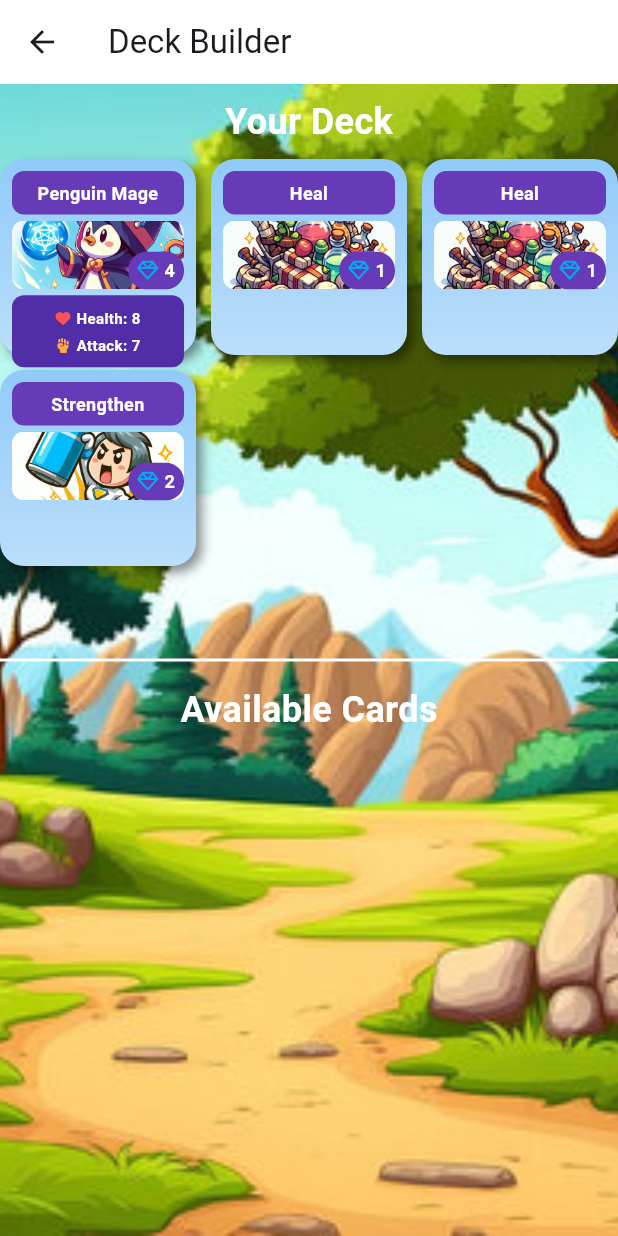
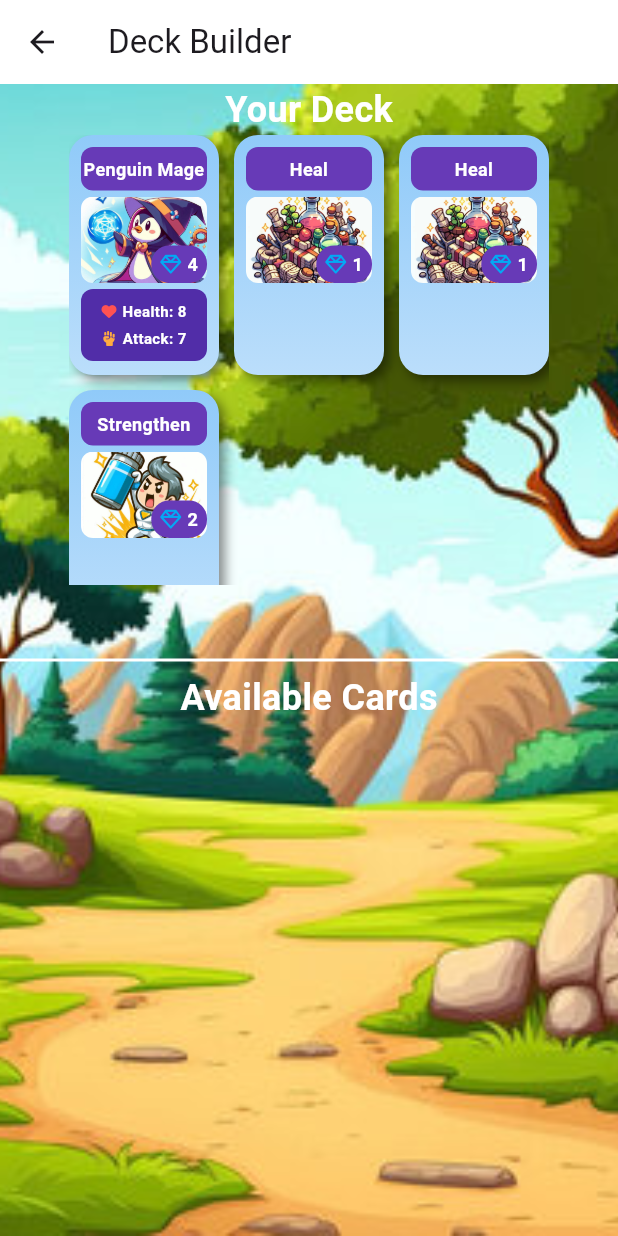
Before and after one commit to DaanJanssen12/CardBattleGame, a Flutter app: the screen it shows after launch, after a tap on an icon or button, on a phone screen of 412 x 824 dp. Run offline on Flutter 3.47's test engine with Material 3 defaults, Android fonts, the phone set to English and light mode, and no system bars; our stand-ins replace audioplayers, font_awesome_flutter; accounts and stored records are empty.

Commit message:
Deckbuilder getting there

```diff
--- a/card_battle_game/assets/user_data.json
+++ b/card_battle_game/assets/user_data.json
@@ -7,5 +7,9 @@
             "upgrade_heal",
             "upgrade_strengthen"
         ]
-    }
+    },
+    "otherCards":[
+        "monster_fire_dog",
+        "upgrade_strengthen"
+    ]
 }
--- a/card_battle_game/lib/models/user_storage.dart
+++ b/card_battle_game/lib/models/user_storage.dart
@@ -54,11 +54,15 @@
 class UserData {
   late Deck deck;
   late String name;
+  late List<String> cards;
   UserData();
   factory UserData.fromJson(Map<String, dynamic> json) {
     var data = UserData();
     data.name = json['name'];
     data.deck = Deck.fromJson(json['deck']);
+    data.cards = json['cards'] != null
+        ? (json['cards'] as List<dynamic>).map((m) => m.toString()).toList()
+        : [];
     return data;
   }
 
@@ -73,6 +77,11 @@
     var player = Player(name: name);
     player.deck = await deck.asDeck();
     return player;
+  }
+
+  Future<List<GameCard>> availableCards() async{
+    var availableCards = await CardDatabase.getCards(cards);
+    return availableCards;
   }
 }
 
--- a/card_battle_game/lib/screens/deck_builder_screen.dart
+++ b/card_battle_game/lib/screens/deck_builder_screen.dart
@@ -1,5 +1,6 @@
 import 'package:card_battle_game/models/card.dart';
 import 'package:card_battle_game/models/user_storage.dart';
+import 'package:card_battle_game/widgets/card_details_dialog.dart';
 import 'package:flutter/material.dart';
 import 'package:card_battle_game/widgets/card_widget.dart'; // Your existing card widget
 
@@ -23,7 +24,18 @@
 
   void _loadData() async {
     deck = await widget.userData.deck.asDeck();
+    availableCards = await widget.userData.availableCards();
     setState(() {});
+  }
+
+  void showCardDetails(GameCard card) {
+    showDialog(
+      context: context,
+      barrierDismissible: true, // Allows dismiss by tapping outside
+      builder: (BuildContext context) {
+        return CardDetailsDialog(card: card);
+      },
+    );
   }
 
   @override
@@ -31,7 +43,7 @@
     return Scaffold(
       appBar: AppBar(
         title: Text("Deck Builder"),
-        backgroundColor: Colors.white,  // Change to suit your design
+        backgroundColor: Colors.white, // Change to suit your design
       ),
       body: Stack(
         fit: StackFit.expand,
@@ -76,7 +88,8 @@
                     });
                   },
                   builder: (context, candidateData, rejectedData) {
-                    return _buildCardList(availableCards, "Available Cards", false);
+                    return _buildCardList(
+                        availableCards, "Available Cards", false);
                   },
                 ),
               ),
@@ -91,54 +104,52 @@
     return Column(
       children: [
         Padding(
-          padding: const EdgeInsets.all(8.0),
+          padding: const EdgeInsets.fromLTRB(8.0, 0, 8.0, 0),
           child: Text(
             title,
-            style: TextStyle(fontSize: 24, fontWeight: FontWeight.bold, color: Colors.white),
+            style: TextStyle(
+                fontSize: 24, fontWeight: FontWeight.bold, color: Colors.white),
           ),
         ),
-        // Wrap the GridView with Expanded to provide it a bounded height
-        Expanded(
-          child: LayoutBuilder(
-            builder: (context, constraints) {
-              // Calculate the width of each card based on screen width and 3 items per row
-              double cardWidth = (constraints.maxWidth - 40) / 3; // Subtract 40 for spacing
-              double cardHeight = cardWidth * 1.5; // Height scales proportionally based on width
-
-              return GridView.builder(
-                gridDelegate: SliverGridDelegateWithFixedCrossAxisCount(
-                  crossAxisCount: 3, // 3 items per row
-                  crossAxisSpacing: 10, // Space between the cards horizontally
-                  mainAxisSpacing: 10,  // Space between the cards vertically
-                ),
-                itemCount: cards.length,
-                itemBuilder: (context, index) {
+        // Set a fixed height for each section (deck or available cards)
+        Container(
+          height: 300, // Fixed height for each section (change as needed)
+          child: SingleChildScrollView(
+            child: Wrap(
+              spacing: 10, // Horizontal space between cards
+              runSpacing: 10, // Vertical space between rows
+              children: cards.map((card) {
                 return Draggable<GameCard>(
-                    data: cards[index],
+                  data: card,
                   feedback: Material(
                     child: SizedBox(
-                        width: cardWidth,
-                        height: cardHeight,
-                        child: CardWidget(card: cards[index]),
+                      width: 100, // Fixed width for the card
+                      height: 160, // Fixed height for the card
+                      child: CardWidget(
+                        card: card,
+                        onTap: () => showCardDetails(card),
+                      ),
                     ),
                   ),
                   childWhenDragging: Opacity(
                     opacity: 0.5,
                     child: SizedBox(
-                        width: cardWidth,
-                        height: cardHeight,
-                        child: CardWidget(card: cards[index]),
+                      width: 100,
+                      height: 160,
+                      child: CardWidget(card: card),
                     ),
                   ),
                   child: SizedBox(
-                      width: cardWidth,
-                      height: cardHeight,
-                      child: CardWidget(card: cards[index]),
+                    width: 100,
+                    height: 160,
+                    child: CardWidget(
+                      card: card,
+                      onTap: () => showCardDetails(card),
+                    ),
                   ),
                 );
-                },
-              );
-            },
+              }).toList(),
+            ),
           ),
         ),
       ],
```
Lines whose indentation alone changed are shown as unchanged.
